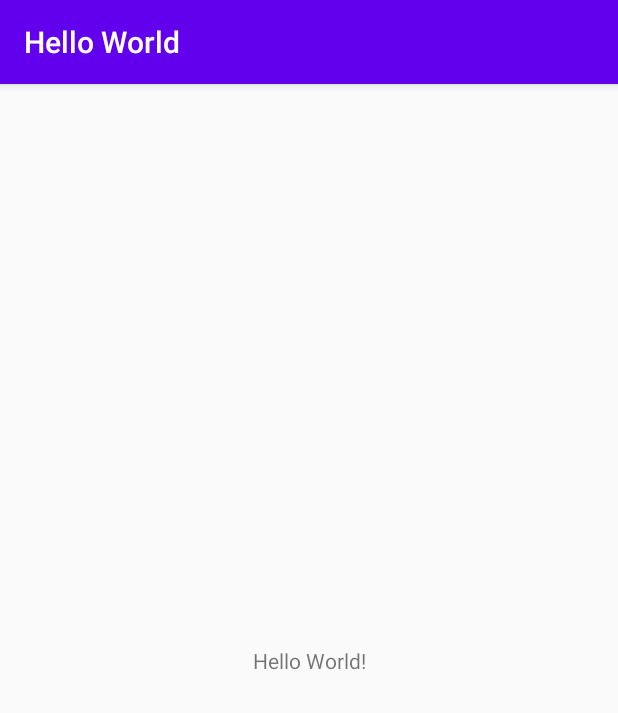
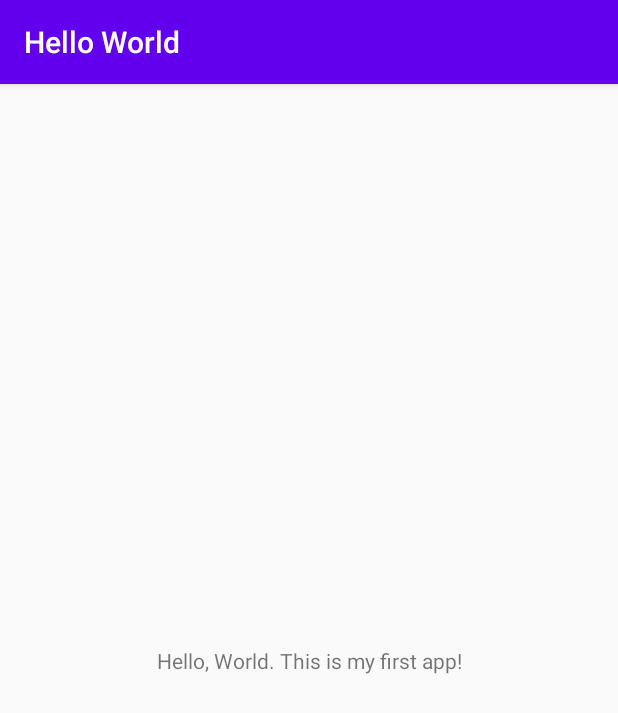
Before and after one commit to aarocka/CIS3515-Lab1, an Android app: the screen it shows after launch (MainActivity), on a phone screen of 412 x 824 dp. Shown: the top 713 px of the screen. Run offline under Robolectric (Android 15) with nearby library versions, the phone set to English and light mode, and no system bars.

Commit message:
changed text

```diff
--- a/app/src/main/res/layout/activity_main.xml
+++ b/app/src/main/res/layout/activity_main.xml
@@ -9,7 +9,7 @@
     <TextView
         android:layout_width="wrap_content"
         android:layout_height="wrap_content"
-        android:text="Hello World!"
+        android:text="@string/my_greeting"
         app:layout_constraintBottom_toBottomOf="parent"
         app:layout_constraintLeft_toLeftOf="parent"
         app:layout_constraintRight_toRightOf="parent"
```
